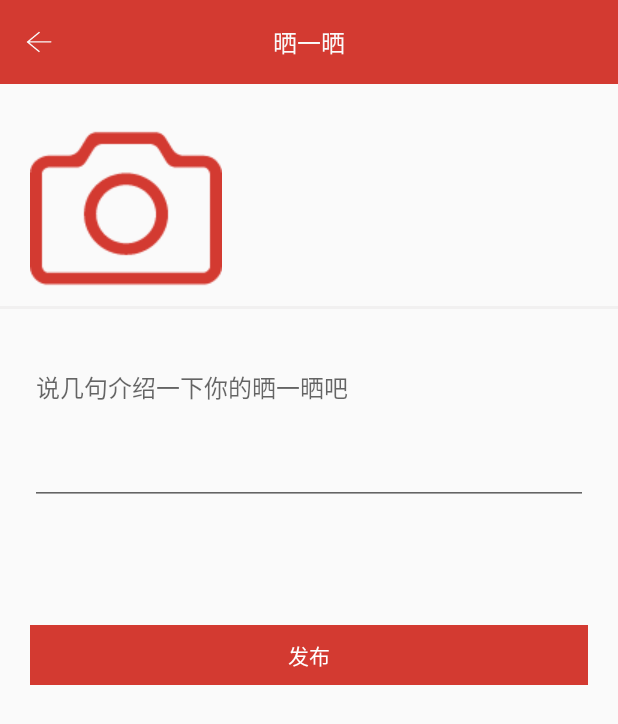
After one commit to guofeiwu/CookBooks, an Android app: the AddShaiActivity screen opened directly, with no data from a screen before it, on a phone screen of 412 x 824 dp. The commit adds this screen. Shown: the top 724 px of the screen. Run offline under Robolectric (Android 15) with nearby library versions, the phone set to English and light mode, and no system bars; our stand-ins replace CircleImageView; libraries missing offline, so code that uses them is left out: com.yanzhenjie.permission, top.zibin.luban; pictures from the network do not load.

Commit message:
完成用户上传晒晒

```diff
--- a/app/src/main/AndroidManifest.xml
+++ b/app/src/main/AndroidManifest.xml
@@ -42,6 +42,7 @@
             />
         <activity android:name=".activity.ShaiDetailActivity"/>
         <activity android:name=".activity.ShaiCommentActivity"/>
+        <activity android:name=".activity.AddShaiActivity" />
 
 
         <!-- 通过AndroidManifest配置AppKey和AppSecret，如果你选择通过代码配置，则不需要配置以下meta-data -->
--- /dev/null
+++ b/app/src/main/java/com/wgf/cookbooks/activity/AddShaiActivity.java
@@ -0,0 +1,426 @@
+package com.wgf.cookbooks.activity;
+
+import android.content.ContentValues;
+import android.content.DialogInterface;
+import android.content.Intent;
+import android.database.Cursor;
+import android.graphics.drawable.BitmapDrawable;
+import android.net.Uri;
+import android.os.Build;
+import android.os.Bundle;
+import android.os.Environment;
+import android.provider.MediaStore;
+import android.support.annotation.Nullable;
+import android.support.v7.app.AlertDialog;
+import android.support.v7.app.AppCompatActivity;
+import android.text.TextUtils;
+import android.view.Gravity;
+import android.view.View;
+import android.view.ViewGroup;
+import android.widget.EditText;
+import android.widget.ImageView;
+import android.widget.PopupWindow;
+import android.widget.TextView;
+
+import com.bumptech.glide.Glide;
+import com.wgf.cookbooks.R;
+import com.wgf.cookbooks.clazz.UploadShaiAsyncTask;
+import com.wgf.cookbooks.util.L;
+import com.wgf.cookbooks.util.SoftInputUtils;
+import com.wgf.cookbooks.util.ToastUtils;
+import com.wgf.cookbooks.view.CustomToolbar;
+import com.yanzhenjie.permission.AndPermission;
+import com.yanzhenjie.permission.Permission;
+import com.yanzhenjie.permission.PermissionListener;
+import com.yanzhenjie.permission.Rationale;
+import com.yanzhenjie.permission.RationaleListener;
+
+import java.io.File;
+import java.text.SimpleDateFormat;
+import java.util.Date;
+import java.util.List;
+
+import top.zibin.luban.Luban;
+import top.zibin.luban.OnCompressListener;
+
+import static com.wgf.cookbooks.util.Constants.REQUEST_CODE_ALBUM;
+import static com.wgf.cookbooks.util.Constants.REQUEST_CODE_CAMERA;
+import static com.wgf.cookbooks.util.Constants.SUCCESS;
+
+/**
+ * author guofei_wu
+ * email guofei_wu@163.com
+ * 用户发布晒晒
+ */
+public class AddShaiActivity extends AppCompatActivity implements View.OnClickListener,UploadShaiAsyncTask.IUploadShaiListener{
+    private CustomToolbar mCustomToolbar;
+    private ImageView mImageViewShai;
+    private EditText mEditTextIntroduce;
+    private TextView mTextViewRelease;
+    private PopupWindow pw;
+    private String iconPath;//图片路径
+    private boolean havaImage = false;//是否有图片
+    private UploadShaiAsyncTask mUploadShaiAsyncTask;
+    @Override
+    protected void onCreate(@Nullable Bundle savedInstanceState) {
+        super.onCreate(savedInstanceState);
+        setContentView(R.layout.activity_add_shai);
+
+        initView();
+
+        initListener();
+        initData();
+
+    }
+
+    /**
+     * 初始化设置
+     */
+    private void initData() {
+        mEditTextIntroduce.setFocusableInTouchMode(true);
+        mEditTextIntroduce.setFocusable(false);
+        SoftInputUtils.hideSoftInput(this);//隐藏软键盘
+    }
+
+    /**
+     * 添加监听事件
+     */
+    private void initListener() {
+        mCustomToolbar.setBtnOnBackOnClickListener(new CustomToolbar.BtnOnBackOnClickListener() {
+            @Override
+            public void onClick() {
+                confirmDialog();
+                SoftInputUtils.hideSoftInput(AddShaiActivity.this);
+            }
+        });
+        mImageViewShai.setOnClickListener(this);
+        mTextViewRelease.setOnClickListener(this);
+        mEditTextIntroduce.setOnClickListener(this);
+    }
+
+    /**
+     * 初始化控件
+     */
+    private void initView() {
+        mCustomToolbar = (CustomToolbar) findViewById(R.id.id_ct_add_shai_back);
+        mImageViewShai = (ImageView) findViewById(R.id.id_iv_shai_content);
+        mEditTextIntroduce = (EditText) findViewById(R.id.id_et_introduce);
+        mTextViewRelease = (TextView) findViewById(R.id.id_tv_release);
+    }
+
+    @Override
+    public void onClick(View v) {
+        switch (v.getId()){
+            case R.id.id_et_introduce:
+                mEditTextIntroduce.setFocusable(true);
+                mEditTextIntroduce.setFocusableInTouchMode(true);
+                mEditTextIntroduce.requestFocus();
+                mEditTextIntroduce.findFocus();
+                SoftInputUtils.showSoftInput1(this);
+                break;
+            case R.id.id_iv_shai_content:
+                addshai();
+                break;
+            case R.id.id_tv_release:
+
+                if(!havaImage){
+                    ToastUtils.toast(AddShaiActivity.this,"请添加晒晒图片");
+                    return;
+                }
+
+                String introduce = mEditTextIntroduce.getText().toString();
+                if(TextUtils.isEmpty(introduce)){
+                    ToastUtils.toast(AddShaiActivity.this,"说几句介绍一下你的晒晒吧");
+                    return;
+                }
+
+                if(mUploadShaiAsyncTask!=null){
+                    return;
+                }
+                File file = new File(iconPath);
+                mUploadShaiAsyncTask = new UploadShaiAsyncTask(AddShaiActivity.this,introduce);
+                mUploadShaiAsyncTask.setmListener(AddShaiActivity.this);
+                mUploadShaiAsyncTask.execute(file);
+                break;
+        }
+    }
+
+
+
+    /**
+     * 添加晒一晒图片
+     */
+    private void addshai(){
+        //晒一晒图片
+        View addShaiView = getLayoutInflater().inflate(R.layout.change_icon, null);
+        pw = new PopupWindow(addShaiView, ViewGroup.LayoutParams.MATCH_PARENT, ViewGroup.LayoutParams.WRAP_CONTENT, true);
+        //触摸空白处会窗体消失
+        pw.setBackgroundDrawable(new BitmapDrawable());
+        pw.setOutsideTouchable(true);
+        pw.setFocusable(true);
+
+        TextView tv_from_album = (TextView) addShaiView.findViewById(R.id.tv_from_album);
+        TextView tv_take_photo = (TextView) addShaiView.findViewById(R.id.tv_take_photo);
+        TextView tv_icon_cancel = (TextView) addShaiView.findViewById(R.id.tv_cancel);
+
+        tv_from_album.setOnClickListener(new View.OnClickListener() {
+            @Override
+            public void onClick(View v) {
+                String [][] permission = new String[][]{Permission.STORAGE};
+                requestPermission(permission,REQUEST_CODE_ALBUM);
+            }
+        });
+        tv_take_photo.setOnClickListener(new View.OnClickListener() {
+            @Override
+            public void onClick(View v) {
+                String [][] permission = new String[][]{Permission.CAMERA,Permission.STORAGE};
+                requestPermission(permission,REQUEST_CODE_CAMERA);
+
+            }
+        });
+        tv_icon_cancel.setOnClickListener(new View.OnClickListener() {
+            @Override
+            public void onClick(View v) {
+                dismiss();
+            }
+        });
+
+        //显示popupwindow
+        if (pw != null && !pw.isShowing()) {
+            L.e("showing");
+            pw.showAtLocation(findViewById(R.id.layout), Gravity.BOTTOM, 0, 0);
+           // pw.showAsDropDown(findViewById(R.id.layout));
+        }
+    }
+
+
+    /**
+     * 请求权限
+     * @param permission
+     */
+    private void  requestPermission(String [][] permission,int requestCode){
+
+        AndPermission.with(AddShaiActivity.this)
+                .requestCode(requestCode)
+                .permission(permission)
+                .callback(listener)
+                // rationale作用是：用户拒绝一次权限，再次申请时先征求用户同意，再打开授权对话框；
+                // 这样避免用户勾选不再提示，导致以后无法申请权限。
+                // 你也可以不设置。
+                .rationale(new RationaleListener() {
+                    @Override
+                    public void showRequestPermissionRationale(int requestCode, final Rationale rationale) {
+                        // 这里的对话框可以自定义，只要调用rationale.resume()就可以继续申请。
+                        new AlertDialog.Builder(AddShaiActivity.this)
+                                .setTitle("友好提醒")
+                                .setMessage("为了更换发布您满意的晒晒，请把读写权限赐给我吧！")
+                                .setPositiveButton("好，给你", new DialogInterface.OnClickListener() {
+                                    @Override
+                                    public void onClick(DialogInterface dialog, int which) {
+                                        dialog.cancel();
+                                        rationale.resume();// 用户同意继续申请。
+                                    }
+                                })
+                                .setNegativeButton("我拒绝", new DialogInterface.OnClickListener() {
+                                    @Override
+                                    public void onClick(DialogInterface dialog, int which) {
+                                        dialog.cancel();
+                                        rationale.cancel(); // 用户拒绝申请。
+                                    }
+                                }).show();
+                    }
+                })
+                .start();
+    }
+
+
+    /**
+     * 读写权限回调
+     */
+    private PermissionListener listener = new PermissionListener() {
+        @Override
+        public void onSucceed(int requestCode, List<String> grantedPermissions) {
+            // Successfully.
+            if(requestCode == REQUEST_CODE_CAMERA) {
+                //拍照
+                Intent intent = new Intent(MediaStore.ACTION_IMAGE_CAPTURE);
+                Uri photoUri;
+                if (!Environment.getExternalStorageState().equals(Environment.MEDIA_MOUNTED)) {
+                    ToastUtils.toast(AddShaiActivity.this, "请插入内存卡");
+                } else {
+                    iconPath = Environment.getExternalStorageDirectory().getPath();
+                    SimpleDateFormat sdf = new SimpleDateFormat("yyyy-MM-dd hh:mm:ss");
+                    String date = sdf.format(new Date());
+                    iconPath = iconPath + File.separator + date + ".jpg";
+                }
+                if (Build.VERSION.SDK_INT >= Build.VERSION_CODES.N) {//如果是7.0android系统
+                    ContentValues contentValues = new ContentValues(1);
+                    contentValues.put(MediaStore.Images.Media.DATA, new File(iconPath).getAbsolutePath());
+                    photoUri = getContentResolver().insert(MediaStore.Images.Media.EXTERNAL_CONTENT_URI, contentValues);
+                } else {
+                    photoUri = Uri.fromFile(new File(iconPath));
+                }
+                intent.putExtra(MediaStore.EXTRA_OUTPUT, photoUri);
+                startActivityForResult(intent, REQUEST_CODE_CAMERA);
+                dismiss();
+            }else if(requestCode == REQUEST_CODE_ALBUM){
+                //从相册获取图片
+                Intent intent = new Intent(Intent.ACTION_PICK, MediaStore.Images.Media.EXTERNAL_CONTENT_URI);
+                startActivityForResult(intent, REQUEST_CODE_ALBUM);
+                dismiss();
+            }
+        }
+
+        @Override
+        public void onFailed(int requestCode, List<String> deniedPermissions) {
+            // Failure.
+            if(requestCode == REQUEST_CODE_CAMERA || requestCode == REQUEST_CODE_ALBUM) {
+                if(AndPermission.hasAlwaysDeniedPermission(AddShaiActivity.this, deniedPermissions)){
+                    AndPermission.defaultSettingDialog(AddShaiActivity.this, REQUEST_CODE_CAMERA)
+                            .setTitle("权限申请失败")
+                            .setMessage("我们需要的一些权限被您拒绝或者系统发生错误申请失败，请您到设置页面手动授权，否则功能无法正常使用！")
+                            .setPositiveButton("好，去设置")
+                            .show();
+//                    ToastUtils.toast(UserInfoActivity.this,getString(R.string.text_permission_failed));
+//                    SettingService settingService = AndPermission.defineSettingDialog(UserInfoActivity.this, REQUEST_CODE_CAMERA);
+////                    你的dialog点击了确定调用：
+//                    settingService.execute();
+////                    你的dialog点击了取消调用：
+//                    settingService.cancel();
+                }
+                dismiss();
+            }
+        }
+    };
+
+
+
+
+    @Override
+    protected void onActivityResult(int requestCode, int resultCode, Intent data) {
+        super.onActivityResult(requestCode, resultCode, data);
+        if (resultCode == RESULT_OK && data != null) {
+            if (requestCode == REQUEST_CODE_ALBUM) {
+                Uri uriSelected = data.getData();
+                String[] filePathColumn = {MediaStore.Images.Media.DATA};
+
+                Cursor cursor = this.getContentResolver().query(uriSelected, filePathColumn, null, null, null);
+                cursor.moveToFirst();
+
+                int columnIndex = cursor.getColumnIndex(filePathColumn[0]);
+                iconPath = cursor.getString(columnIndex);
+                cursor.close();
+                compressIcon(iconPath);
+            }
+        }
+
+        if (resultCode == RESULT_OK && requestCode == REQUEST_CODE_CAMERA) {
+            compressIcon(iconPath);
+        }
+    }
+
+    //鲁班压缩图片
+    private void compressIcon(final String iconPath) {
+        final File currentFile = new File(iconPath);
+        Luban.with(AddShaiActivity.this)
+                .load(currentFile)
+                .setCompressListener(new OnCompressListener() {
+                    @Override
+                    public void onStart() {
+
+                    }
+
+                    @Override
+                    public void onSuccess(File file) {
+                            Glide.with(AddShaiActivity.this)
+                                    .load(file)
+                                    .fitCenter()
+                                    .into(mImageViewShai);
+                        havaImage = true;
+                    }
+
+                    @Override
+                    public void onError(Throwable e) {
+                        ToastUtils.toast(AddShaiActivity.this, "图片太大，请更换图片");
+                        e.printStackTrace();
+                    }
+
+                }).launch();//启动压缩
+
+    }
+
+    /**
+     * 关闭 popupWindow
+     */
+    private void dismiss() {
+        if (pw != null && pw.isShowing()) {
+            pw.dismiss();
+            pw = null;
+        }
+    }
+
+
+    @Override
+    public void result(int code) {
+        if(code == SUCCESS){
+            ToastUtils.toast(AddShaiActivity.this,getString(R.string.text_release_success));
+            mEditTextIntroduce.setText("");
+            finish();
+        }else{
+            ToastUtils.toast(AddShaiActivity.this,getString(R.string.text_release_failed));
+        }
+
+        if(mUploadShaiAsyncTask!=null){
+            mUploadShaiAsyncTask = null;
+        }
+    }
+
+    @Override
+    protected void onDestroy() {
+        super.onDestroy();
+        if(mUploadShaiAsyncTask!=null){
+            mUploadShaiAsyncTask = null;
+        }
+    }
+
+    @Override
+    public void onBackPressed() {
+        super.onBackPressed();
+        confirmDialog();
+    }
+
+
+    /**
+     * 退出发布晒晒提示框
+     */
+    private void confirmDialog(){
+        String content = mEditTextIntroduce.getText().toString();
+        if(!TextUtils.isEmpty(content) || havaImage){
+            //弹出是否要退出的对话框
+            AlertDialog.Builder builder = new AlertDialog.Builder(this);
+            builder.setTitle("提示");
+            builder.setMessage("还有晒晒未上传，是否确定离开呢？");
+
+            builder.setNegativeButton("确定", new DialogInterface.OnClickListener() {
+                @Override
+                public void onClick(DialogInterface dialog, int which) {
+                    dialog.dismiss();
+                    finish();
+                }
+            });
+
+            builder.setPositiveButton("取消", new DialogInterface.OnClickListener() {
+                @Override
+                public void onClick(DialogInterface dialog, int which) {
+                    dialog.dismiss();
+                }
+            });
+            builder.create().show();
+        }else{
+            finish();
+        }
+
+    }
+
+
+}
--- /dev/null
+++ b/app/src/main/res/layout/activity_add_shai.xml
@@ -0,0 +1,69 @@
+<?xml version="1.0" encoding="utf-8"?>
+<LinearLayout xmlns:android="http://schemas.android.com/apk/res/android"
+    xmlns:app="http://schemas.android.com/apk/res-auto"
+    android:orientation="vertical"
+    android:layout_width="match_parent"
+    android:layout_height="match_parent">
+    <com.wgf.cookbooks.view.CustomToolbar
+        android:id="@+id/id_ct_add_shai_back"
+        android:layout_width="match_parent"
+        android:layout_height="?attr/actionBarSize"
+        app:toolbarTitle="晒一晒" />
+    <ScrollView
+        android:layout_width="match_parent"
+        android:layout_height="match_parent">
+
+        <LinearLayout
+            android:id="@+id/layout"
+            android:layout_width="match_parent"
+            android:layout_height="match_parent"
+            android:orientation="vertical">
+            <LinearLayout
+                android:layout_width="match_parent"
+                android:layout_height="wrap_content"
+                android:orientation="vertical">
+
+                <ImageView
+                    android:id="@+id/id_iv_shai_content"
+                    android:layout_width="128dp"
+                    android:layout_height="128dp"
+                    android:layout_marginLeft="20dp"
+                    android:layout_marginTop="20dp"
+                    android:src="@drawable/camera" />
+
+                <View
+                    android:layout_width="match_parent"
+                    android:layout_height="2dp"
+                    android:layout_alignParentBottom="true"
+                    android:background="@color/view_white_gray" />
+
+                <EditText
+                    android:id="@+id/id_et_introduce"
+                    android:layout_width="match_parent"
+                    android:layout_height="wrap_content"
+                    android:layout_marginLeft="20dp"
+                    android:layout_marginRight="20dp"
+                    android:layout_marginTop="30dp"
+                    android:gravity="left|top"
+                    android:hint="说几句介绍一下你的晒一晒吧"
+                    android:minLines="4"
+                    android:textSize="@dimen/text_content_size" />
+
+                <TextView
+                    android:id="@+id/id_tv_release"
+                    android:layout_width="match_parent"
+                    android:layout_height="40dp"
+                    android:layout_marginLeft="20dp"
+                    android:layout_marginRight="20dp"
+                    android:layout_marginTop="80dp"
+                    android:background="@color/color_red"
+                    android:gravity="center"
+                    android:text="发布"
+                    android:textColor="@color/white" />
+            </LinearLayout>
+
+        </LinearLayout>
+
+    </ScrollView>
+
+</LinearLayout>
--- a/app/src/main/res/values/strings.xml
+++ b/app/src/main/res/values/strings.xml
@@ -120,6 +120,8 @@
     <string name="text_delete_failed">删除失败</string>
     <string name="text_comment_success">评论成功</string>
     <string name="text_comment_failed">评论失败</string>
+    <string name="text_release_success">发布成功</string>
+    <string name="text_release_failed">发布失败</string>
 
     <string name="text_mine">我的</string>
     <string name="text_shai_yi_shai">晒一晒</string>
```
Also changed, not shown: app/src/main/java/com/wgf/cookbooks/activity/ShaiActivity.java (+9 -1 lines), app/src/main/java/com/wgf/cookbooks/clazz/UploadShaiAsyncTask.java (added, +57 -0 lines), app/src/main/java/com/wgf/cookbooks/util/Constants.java (+9 -9 lines), app/src/main/java/com/wgf/cookbooks/util/SoftInputUtils.java (+17 -0 lines), app/src/main/res/drawable-hdpi/camera.png (added).
